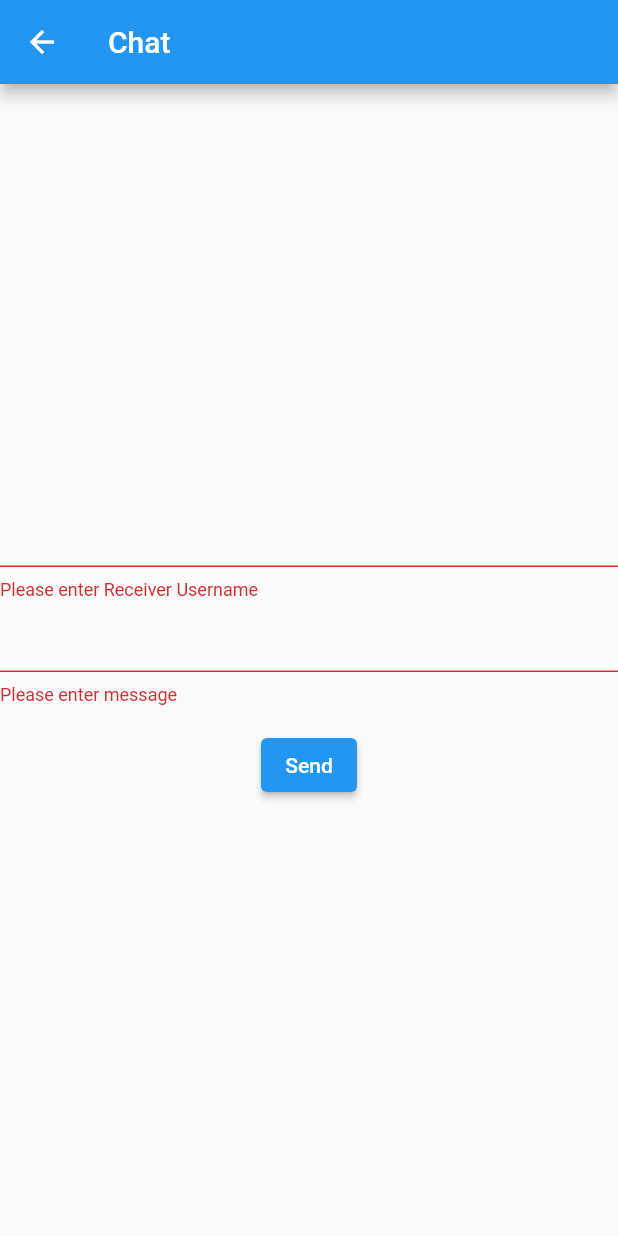
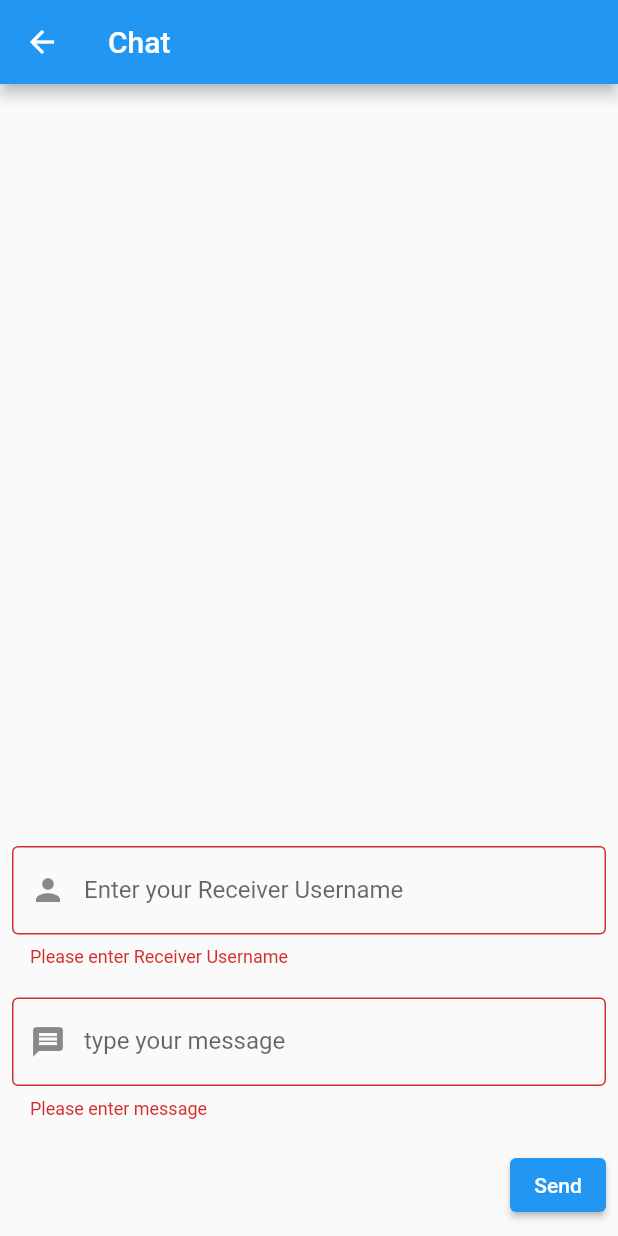
Before and after one commit to SurasithIT/SignalR-Easy-Chat, a Flutter app: the ChatScreen screen opened directly, after a tap on "Send", on a phone screen of 412 x 824 dp. Run offline on Flutter 3.47's test engine with Material 2 defaults, Android fonts, the phone set to English and light mode, and no system bars; our stand-ins replace rxdart; missing offline and left inert: signalr_netcore.

Commit message:
update chat form and message list of flutter project

```diff
--- a/signalr_easy_chat_flutter/lib/main.dart
+++ b/signalr_easy_chat_flutter/lib/main.dart
@@ -8,7 +8,6 @@ void main() {
 class MyApp extends StatelessWidget {
   const MyApp({Key? key}) : super(key: key);
 
-  // This widget is the root of your application.
   @override
   Widget build(BuildContext context) {
     return MaterialApp(
--- a/signalr_easy_chat_flutter/lib/src/models/message_model.dart
+++ b/signalr_easy_chat_flutter/lib/src/models/message_model.dart
@@ -1,4 +1,4 @@
-import '../utils/constant.dart';
+import 'package:signalr_easy_chat_flutter/src/utils/constant.dart';
 
 class MessageModel{
   final MessageOfEnum messageOf;
--- a/signalr_easy_chat_flutter/lib/src/screens/chat_screen.dart
+++ b/signalr_easy_chat_flutter/lib/src/screens/chat_screen.dart
@@ -1,6 +1,7 @@
 import 'package:flutter/material.dart';
-import 'package:flutter/widgets.dart';
+import 'package:signalr_easy_chat_flutter/src/models/message_model.dart';
 import 'package:signalr_easy_chat_flutter/src/services/signalr_service.dart';
+import 'package:signalr_easy_chat_flutter/src/utils/constant.dart';
 
 class ChatScreen extends StatefulWidget {
   const ChatScreen({Key? key}) : super(key: key);
@@ -15,44 +16,101 @@ class _ChatScreenState extends State<ChatScreen> {
   final _receiverUserNameController = TextEditingController();
   final _messageController = TextEditingController();
 
-  Form _myForm(){
+  Form _sendMessageForm() {
     return Form(
         key: _formKey,
-        child: Column(
-            crossAxisAlignment: CrossAxisAlignment.center,
-            children: [
-              TextFormField(
+        child: Column(crossAxisAlignment: CrossAxisAlignment.end, children: [
+          Padding(
+            padding: const EdgeInsets.symmetric(horizontal: 8, vertical: 10),
+            child: TextFormField(
+                decoration: const InputDecoration(
+                  prefixIcon: const Icon(Icons.person),
+                  border: OutlineInputBorder(),
+                  labelText: 'Enter your Receiver Username',
+                ),
                 controller: _receiverUserNameController,
-                  validator: (value){
+                validator: (value) {
                   if (value == null || value.isEmpty) {
                     return 'Please enter Receiver Username';
                   }
                   return null;
-                  }
+                }),
           ),
-              TextFormField(
+          Padding(
+              padding: const EdgeInsets.symmetric(horizontal: 8, vertical: 10),
+              child: TextFormField(
+                  decoration: const InputDecoration(
+                    prefixIcon: Icon(Icons.message),
+                    border: OutlineInputBorder(),
+                    labelText: 'type your message',
+                  ),
                   controller: _messageController,
-                  validator: (value){
+                  validator: (value) {
                     if (value == null || value.isEmpty) {
                       return 'Please enter message';
                     }
                     return null;
-                  }
-              ),
+                  })),
           Padding(
-                padding: const EdgeInsets.symmetric(vertical: 16.0),
+            padding: const EdgeInsets.symmetric(horizontal: 8, vertical: 10),
             child: ElevatedButton(
               onPressed: () async {
                 if (_formKey.currentState!.validate()) {
-                      await signalRService.sendMessage(_receiverUserNameController.text, _messageController.text);
+                  await signalRService.sendMessage(
+                      _receiverUserNameController.text,
+                      _messageController.text);
+                  _messageController.text = '';
                 }
               },
               child: const Text('Send'),
             ),
           ),
-            ]
-        )
+        ]));
+  }
+
+  StreamBuilder _messageList() {
+    return StreamBuilder(
+        stream: signalRService.messages,
+        builder: (context, snapshot) {
+          if (!snapshot.hasData) {
+            return Container();
+          }
+          List<MessageModel> messages =
+              snapshot.hasData ? snapshot.data as List<MessageModel> : [];
+          return Expanded(
+              child: ListView.builder(
+            itemCount: messages.length,
+            itemBuilder: (BuildContext context, int index) {
+              final MessageModel message = messages[index];
+              return ListTile(
+                title: Row(
+                  mainAxisAlignment: message.messageOf == MessageOfEnum.Sender
+                      ? MainAxisAlignment.end
+                      : MainAxisAlignment.start,
+                  children: [
+                    Text(message.senderUserName,
+                        style: const TextStyle(
+                            color: Colors.black,
+                            fontWeight: FontWeight.w300,
+                            fontSize: 15))
+                  ],
+                ),
+                subtitle: Row(
+                  mainAxisAlignment: message.messageOf == MessageOfEnum.Sender
+                      ? MainAxisAlignment.end
+                      : MainAxisAlignment.start,
+                  children: [
+                    Text(message.messageText,
+                        style: const TextStyle(
+                            color: Colors.black,
+                            fontWeight: FontWeight.normal,
+                            fontSize: 18))
+                  ],
+                ),
               );
+            },
+          ));
+        });
   }
 
   @override
@@ -63,9 +121,10 @@ class _ChatScreenState extends State<ChatScreen> {
       ),
       body: Center(
         child: Column(
-          mainAxisAlignment: MainAxisAlignment.center,
+          mainAxisAlignment: MainAxisAlignment.start,
           children: [
-            _myForm(),
+            _messageList(),
+            _sendMessageForm(),
           ],
         ),
       ),
--- a/signalr_easy_chat_flutter/lib/src/services/signalr_service.dart
+++ b/signalr_easy_chat_flutter/lib/src/services/signalr_service.dart
@@ -1,9 +1,13 @@
+import 'package:signalr_easy_chat_flutter/src/models/message_model.dart';
 import 'package:signalr_easy_chat_flutter/src/utils/constant.dart';
 import 'package:signalr_netcore/signalr_client.dart';
+import 'package:rxdart/rxdart.dart';
 
 class SignalRService {
   late HubConnection? hubConnection = null;
   late String _userName;
+  final BehaviorSubject<List<MessageModel>> messages = BehaviorSubject<List<MessageModel>>.seeded([]);
+  List<MessageModel> _messages = [];
 
   Future<void> connect(String userName) async {
     _userName = userName;
@@ -18,14 +22,20 @@ class SignalRService {
   }
 
   Future<void> disconnect() async {
+    _messages = [];
+    messages.add(_messages);
+
     if(hubConnection != null){
       await hubConnection?.stop();
       hubConnection = null;
+
     }
   }
 
   Future<void> sendMessage(String receiverUserName, String message) async {
     await hubConnection?.invoke("SendMessage",args: <String>[receiverUserName, message, _userName]);
+    _messages.add(new MessageModel(messageOf: MessageOfEnum.Sender, messageText: message, senderUserName: _userName));
+    messages.add(_messages);
   }
 
   void addMessageListener() async {
@@ -34,6 +44,8 @@ class SignalRService {
 
   void _handleAClientProvidedFunction(List<Object>? parameters) {
     print(parameters?.toString());
+    _messages.add(new MessageModel(messageOf: MessageOfEnum.Receiver, messageText: parameters != null ? parameters[1].toString() : '', senderUserName:  parameters != null ? parameters[0].toString() : ''));
+    messages.add(_messages);
     // logger.log(LogLevel.Information, "Server invoked the method");
   }
 }
```
Also changed, not shown: signalr_easy_chat_flutter/lib/src/screens/login_screen.dart (+32 -20 lines). Lines whose indentation alone changed are shown as unchanged.
